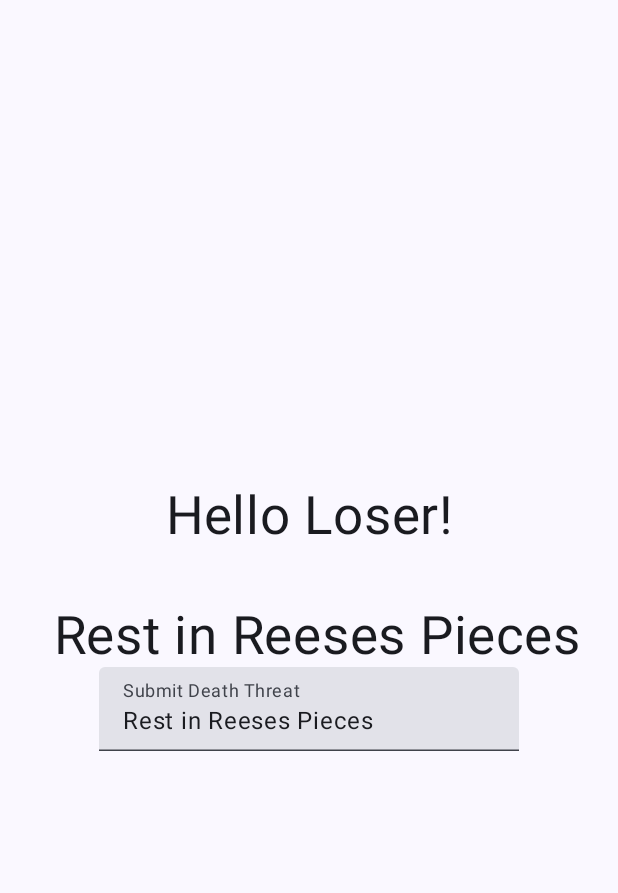
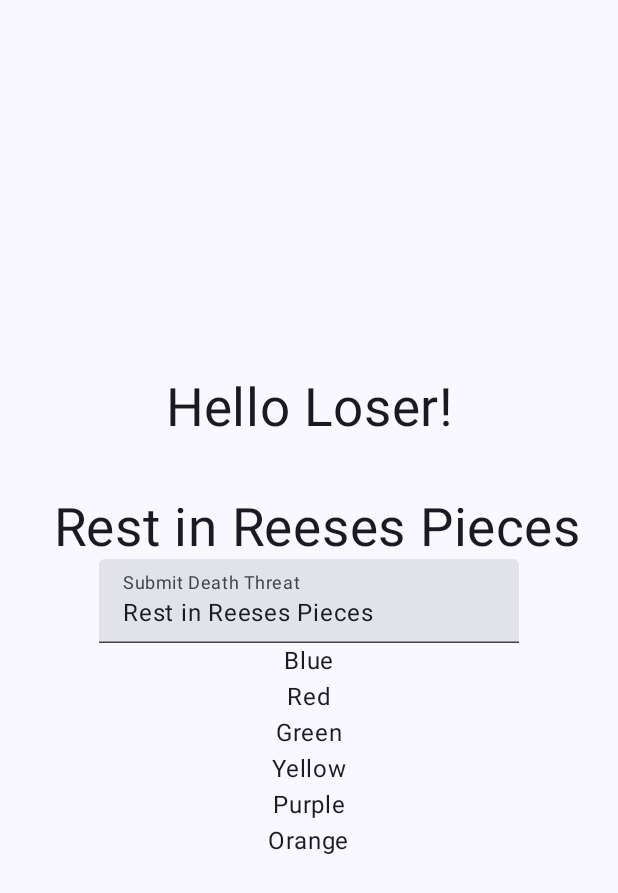
Before and after one commit to VicoVee/composeDemo, an Android app built with Jetpack Compose: the screen it shows after launch (MainActivity), on a phone screen of 412 x 824 dp. Shown: the top 893 px of the screen. Run offline under Robolectric (Android 15) with nearby library versions, the phone set to English and light mode, and no system bars.

Commit message:
Some update

```diff
--- a/app/src/main/java/com/example/composeapp/MainActivity.kt
+++ b/app/src/main/java/com/example/composeapp/MainActivity.kt
@@ -45,6 +45,7 @@ fun Greeting(name: String, modifier: Modifier = Modifier) {
     //var threat by remember {...}
     var threat by rememberSaveable { mutableStateOf("Rest in Reeses Pieces") }
     //When the threat is changed, the whole composable is recomposed (re-rendered)
+     val colors = listOf("Blue", "Red", "Green", "Yellow", "Purple", "Orange")
 
     Column(
         modifier = Modifier.fillMaxSize(),
@@ -66,6 +67,8 @@ fun Greeting(name: String, modifier: Modifier = Modifier) {
             //A preview for the user to understand what to type in the field
             label = { Text("Submit Death Threat") }
         )
+
+        for (color in colors) {Text(color)}
     }
 }
 
```
